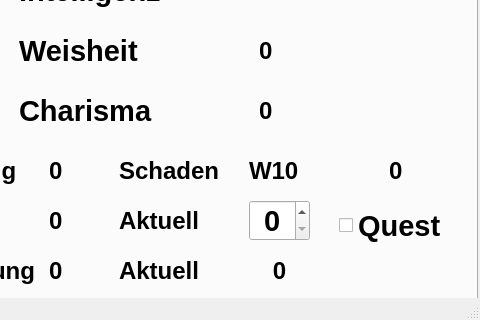
Above: CharGUI.ui from Braastos/DWCM before the change; both pictures show x 93 to 573 and y 375 to 695 of the 573 by 695 pixel window. Below: the same form after it.
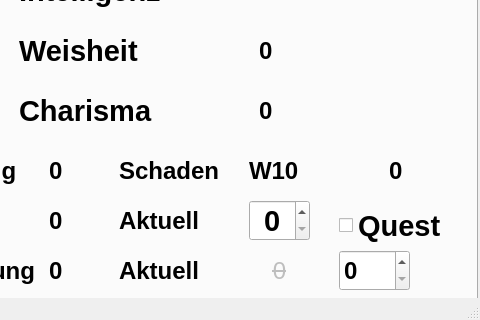
That is the form after the change. Icons and pictures are not drawn.

The edit to the form file:
```diff
--- a/CharGUI.ui
+++ b/CharGUI.ui
@@ -890,6 +890,9 @@
       </property>
      </widget>
      <widget class="QLabel" name="belastungAktuell">
+      <property name="enabled">
+       <bool>false</bool>
+      </property>
       <property name="geometry">
        <rect>
         <x>340</x>
@@ -901,8 +904,10 @@
       <property name="font">
        <font>
         <pointsize>18</pointsize>
-        <weight>75</weight>
-        <bold>true</bold>
+        <weight>50</weight>
+        <bold>false</bold>
+        <strikeout>true</strikeout>
+        <kerning>false</kerning>
        </font>
       </property>
       <property name="layoutDirection">
@@ -955,6 +960,23 @@
        <string>0</string>
       </property>
      </widget>
+     <widget class="QSpinBox" name="GewichtProvi">
+      <property name="geometry">
+       <rect>
+        <x>430</x>
+        <y>580</y>
+        <width>71</width>
+        <height>41</height>
+       </rect>
+      </property>
+      <property name="font">
+       <font>
+        <pointsize>18</pointsize>
+        <weight>75</weight>
+        <bold>true</bold>
+       </font>
+      </property>
+     </widget>
     </widget>
     <widget class="QWidget" name="inventory">
      <attribute name="title">
```
